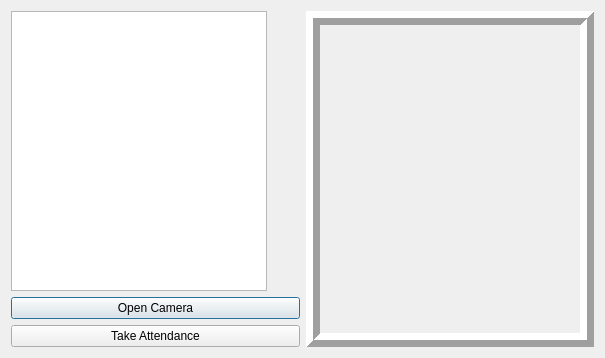
Qt form ui/camera.ui (fatihsezgin/FaceRecognition) before a commit.
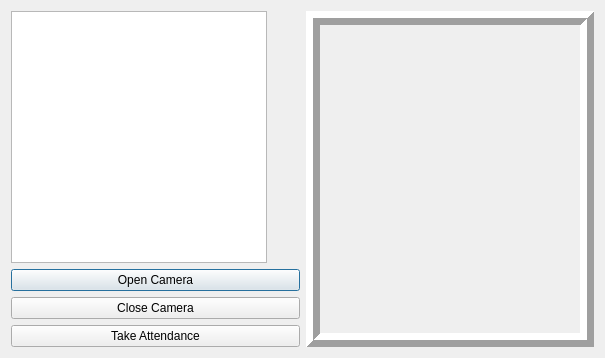
The same form after that commit.

Patch:
```diff
--- a/ui/camera.ui
+++ b/ui/camera.ui
@@ -33,6 +33,13 @@
        </property>
       </widget>
      </item>
+     <item>
+      <widget class="QPushButton" name="buttonCloseCamera">
+       <property name="text">
+        <string>Close Camera</string>
+       </property>
+      </widget>
+     </item>
      <item>
       <widget class="QPushButton" name="buttonTakeAttendance">
        <property name="text">
```
